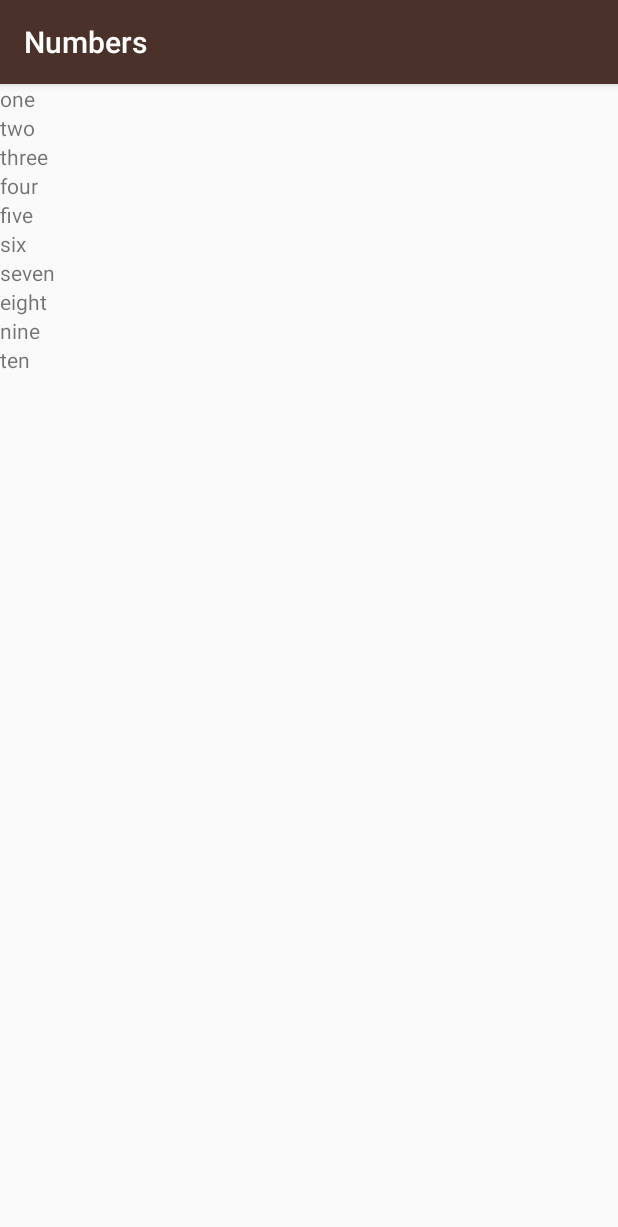
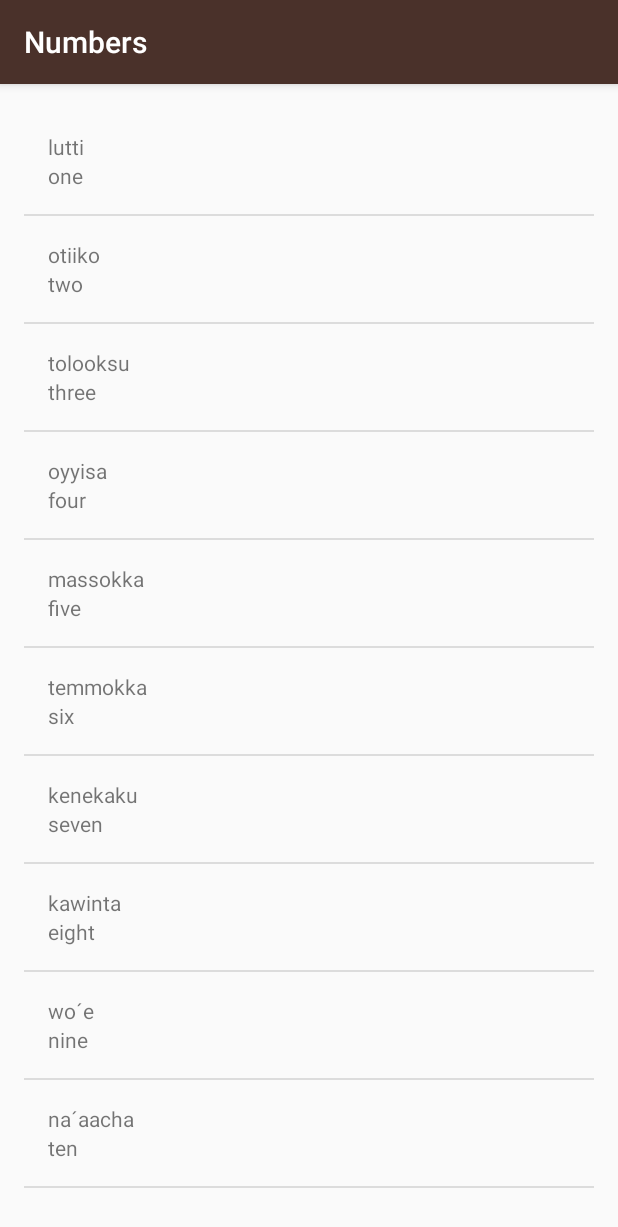
Before and after one commit to juanmdpc/Android_udacity_win10, an Android app: the NumbersActivity screen opened directly, with no data from a screen before it, on a phone screen of 412 x 824 dp. Shown: the top 1227 px of the screen. Run offline under Robolectric (Android 15) with nearby library versions, the phone set to English and light mode, and no system bars.

Commit message:
Multiscreen Apps Lesson 2 Chapter 28

```diff
--- a/MultiScreen_Apps/Miwok-Starter-code/app/src/main/java/com/example/android/miwok/NumbersActivity.java
+++ b/MultiScreen_Apps/Miwok-Starter-code/app/src/main/java/com/example/android/miwok/NumbersActivity.java
@@ -3,7 +3,9 @@ package com.example.android.miwok;
 import android.support.v7.app.AppCompatActivity;
 import android.os.Bundle;
 import android.util.Log;
+import android.widget.ArrayAdapter;
 import android.widget.LinearLayout;
+import android.widget.ListView;
 import android.widget.TextView;
 
 import java.util.ArrayList;
@@ -17,25 +19,38 @@ public class NumbersActivity extends AppCompatActivity
         super.onCreate(savedInstanceState);
         setContentView(R.layout.activity_numbers);
 
-        ArrayList<String> words = new ArrayList<>();
-        words.add("one");
-        words.add("two");
-        words.add("three");
-        words.add("four");
-        words.add("five");
-        words.add("six");
-        words.add("seven");
-        words.add("eight");
-        words.add("nine");
-        words.add("ten");
+        ArrayList<Word> words = new ArrayList<>();
 
-        LinearLayout rootView = (LinearLayout) findViewById(R.id.rootView);
+        words.add(new Word("one","lutti"));
+        words.add(new Word("two","otiiko"));
+        words.add(new Word("three","tolooksu"));
+        words.add(new Word("four","oyyisa"));
+        words.add(new Word("five","massokka"));
+        words.add(new Word("six","temmokka"));
+        words.add(new Word("seven","kenekaku"));
+        words.add(new Word("eight","kawinta"));
+        words.add(new Word("nine","wo´e"));
+        words.add(new Word("ten","na´aacha"));
 
-        for (int index = 0; index < words.size(); index++)
-        {
-            TextView textView = new TextView(this);
-            textView.setText(words.get(index));
-            rootView.addView(textView);
-        }
+
+
+        // Create an {@link ArrayAdapter}, whose data source is a list of Strings. The
+        // adapter knows how to create layouts for each item in the list, using the
+        // simple_list_item_1.xml layout resource defined in the Android framework.
+        // This list item layout contains a single {@link TextView}, which the adapter will set to
+        // display a single word.
+        WordAdapter adapter =
+                new WordAdapter(this, words);
+
+        // Find the {@link ListView} object in the view hierarchy of the {@link Activity}.
+        // There should be a {@link ListView} with the view ID called list, which is declared in the
+        // activity_numbers.xml layout file.
+        ListView listView = (ListView) findViewById(R.id.list);
+
+        // Make the {@link ListView} use the {@link ArrayAdapter} we created above, so that the
+        // {@link ListView} will display list items for each word in the list of words.
+        // Do this by calling the setAdapter method on the {@link ListView} object and pass in
+        // 1 argument, which is the {@link ArrayAdapter} with the variable name itemsAdapter.
+        listView.setAdapter(adapter);
     }
 }
--- /dev/null
+++ b/MultiScreen_Apps/Miwok-Starter-code/app/src/main/java/com/example/android/miwok/Word.java
@@ -0,0 +1,29 @@
+package com.example.android.miwok;
+
+public class Word
+{
+    private String mDefaultTranslation;
+    private String mMiwokTranslation;
+
+    public Word(String defaultTranslation, String miwokTranslation)
+    {
+        this.mDefaultTranslation = defaultTranslation;
+        this.mMiwokTranslation = miwokTranslation;
+    }
+
+    /**
+     * Get the default translation of the word.
+     */
+    public String getDefaultTranslation()
+    {
+        return mDefaultTranslation;
+    }
+
+    /**
+     * Get the Miwok translation of the word.
+     */
+    public String getMiwokTranslation()
+    {
+        return mMiwokTranslation;
+    }
+}
--- /dev/null
+++ b/MultiScreen_Apps/Miwok-Starter-code/app/src/main/java/com/example/android/miwok/WordAdapter.java
@@ -0,0 +1,41 @@
+package com.example.android.miwok;
+
+import android.app.Activity;
+import android.support.annotation.NonNull;
+import android.support.annotation.Nullable;
+import android.view.LayoutInflater;
+import android.view.View;
+import android.view.ViewGroup;
+import android.widget.ArrayAdapter;
+import android.widget.TextView;
+
+import java.util.ArrayList;
+
+class WordAdapter extends ArrayAdapter<Word>
+{
+    public WordAdapter(Activity context, ArrayList<Word> words)
+    {
+        super(context, 0, words);
+    }
+
+    @Override
+    public View getView(int position, @Nullable View convertView, @NonNull ViewGroup parent)
+    {
+        View listItemView = convertView;
+        if (listItemView == null)
+        {
+            listItemView = LayoutInflater.from(getContext()).inflate(
+                    R.layout.list_item, parent, false);
+        }
+
+        Word currentWord = getItem(position);
+
+        TextView miwokTextView = (TextView) listItemView.findViewById(R.id.miworkWord);
+        miwokTextView.setText(currentWord.getMiwokTranslation());
+
+        TextView englishTextView = (TextView) listItemView.findViewById(R.id.englishWord);
+        englishTextView.setText(currentWord.getDefaultTranslation());
+
+        return listItemView;
+    }
+}
--- a/MultiScreen_Apps/Miwok-Starter-code/app/src/main/res/layout/activity_numbers.xml
+++ b/MultiScreen_Apps/Miwok-Starter-code/app/src/main/res/layout/activity_numbers.xml
@@ -1,12 +1,12 @@
 <?xml version="1.0" encoding="utf-8"?>
-<LinearLayout
-    xmlns:android="http://schemas.android.com/apk/res/android"
-    xmlns:app="http://schemas.android.com/apk/res-auto"
+<ListView xmlns:android="http://schemas.android.com/apk/res/android"
     xmlns:tools="http://schemas.android.com/tools"
+    android:id="@+id/list"
     android:orientation="vertical"
     android:layout_width="match_parent"
     android:layout_height="match_parent"
-    android:id="@+id/rootView"
-    tools:context=".NumbersActivity">
-
-</LinearLayout>
+    android:paddingBottom="@dimen/activity_vertical_margin"
+    android:paddingLeft="@dimen/activity_horizontal_margin"
+    android:paddingRight="@dimen/activity_horizontal_margin"
+    android:paddingTop="@dimen/activity_vertical_margin"
+    tools:context="com.example.android.miwok.NumbersActivity"/>
--- /dev/null
+++ b/MultiScreen_Apps/Miwok-Starter-code/app/src/main/res/layout/list_item.xml
@@ -0,0 +1,22 @@
+<?xml version="1.0" encoding="utf-8"?>
+<LinearLayout
+    xmlns:android="http://schemas.android.com/apk/res/android"
+    xmlns:tools="http://schemas.android.com/tools"
+    android:orientation="vertical"
+    android:layout_width="match_parent"
+    android:layout_height="match_parent"
+    android:padding="16dp">
+
+    <TextView
+        android:id="@+id/miworkWord"
+        android:layout_width="wrap_content"
+        android:layout_height="wrap_content"
+        tools:text="lutti" />
+
+    <TextView
+        android:id="@+id/englishWord"
+        android:layout_width="wrap_content"
+        android:layout_height="wrap_content"
+        tools:text="one" />
+
+</LinearLayout>
```
